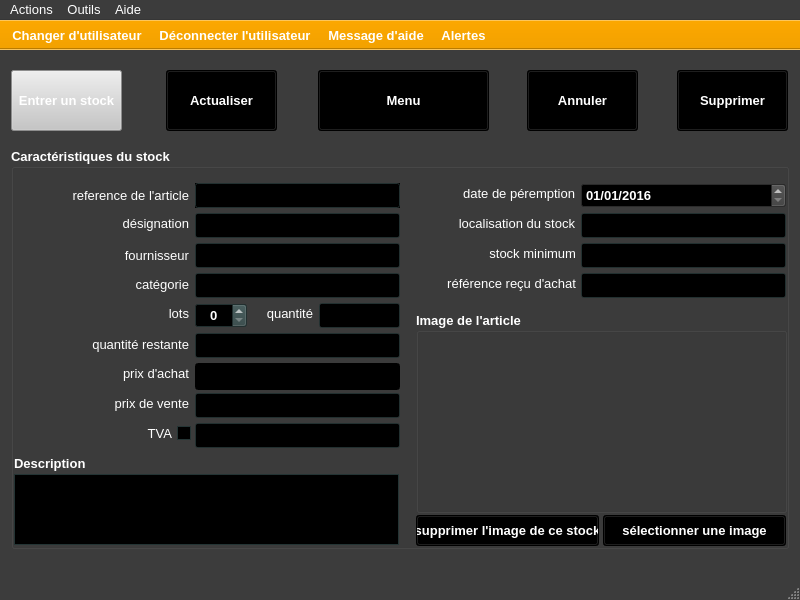
Qt form ui/yeroth-erp-modifier-window.ui (xnoumbissinoundou/yeroth-erp-3.0) before a commit.
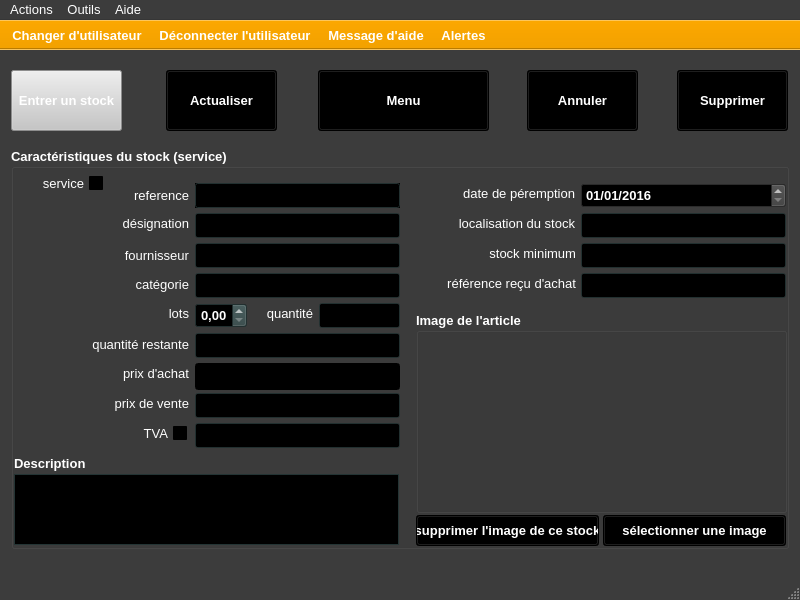
The same form after that commit. Icons and pictures are not drawn. Custom widgets are drawn as their Qt base class.

```diff
--- a/ui/yeroth-erp-modifier-window.ui
+++ b/ui/yeroth-erp-modifier-window.ui
@@ -3043,7 +3043,7 @@
      </font>
     </property>
     <property name="title">
-     <string>Caractéristiques du stock</string>
+     <string>Caractéristiques du stock (service)</string>
     </property>
     <widget class="YerothLineEdit" name="lineEdit_reference_produit">
      <property name="enabled">
@@ -3528,7 +3528,7 @@
       <enum>Qt::LeftToRight</enum>
      </property>
      <property name="text">
-      <string>reference de l'article</string>
+      <string>reference</string>
      </property>
      <property name="alignment">
       <set>Qt::AlignRight|Qt::AlignTrailing|Qt::AlignVCenter</set>
@@ -7401,7 +7401,7 @@
       <set>Qt::AlignCenter</set>
      </property>
      <property name="minimum">
-      <number>0</number>
+      <double>0.000000000000000</double>
      </property>
     </widget>
     <widget class="YerothLineEdit" name="lineEdit_quantite_restante">
@@ -8834,447 +8834,6 @@
       </font>
      </property>
     </widget>
-    <widget class="QCheckBox" name="checkBox_tva">
-     <property name="geometry">
-      <rect>
-       <x>5</x>
-       <y>275</y>
-       <width>175</width>
-       <height>21</height>
-      </rect>
-     </property>
-     <property name="palette">
-      <palette>
-       <active>
-        <colorrole role="WindowText">
-         <brush brushstyle="SolidPattern">
-          <color alpha="255">
-           <red>255</red>
-           <green>255</green>
-           <blue>255</blue>
-          </color>
-         </brush>
-        </colorrole>
-        <colorrole role="Button">
-         <brush brushstyle="SolidPattern">
-          <color alpha="255">
-           <red>47</red>
-           <green>67</green>
-           <blue>67</blue>
-          </color>
-         </brush>
-        </colorrole>
-        <colorrole role="Light">
-         <brush brushstyle="SolidPattern">
-          <color alpha="255">
-           <red>70</red>
-           <green>100</green>
-           <blue>100</blue>
-          </color>
-         </brush>
-        </colorrole>
-        <colorrole role="Midlight">
-         <brush brushstyle="SolidPattern">
-          <color alpha="255">
-           <red>58</red>
-           <green>83</green>
-           <blue>83</blue>
-          </color>
-         </brush>
-        </colorrole>
-        <colorrole role="Dark">
-         <brush brushstyle="SolidPattern">
-          <color alpha="255">
-           <red>23</red>
-           <green>33</green>
-           <blue>33</blue>
-          </color>
-         </brush>
-        </colorrole>
-        <colorrole role="Mid">
-         <brush brushstyle="SolidPattern">
-          <color alpha="255">
-           <red>31</red>
-           <green>44</green>
-           <blue>44</blue>
-          </color>
-         </brush>
-        </colorrole>
-        <colorrole role="Text">
-         <brush brushstyle="SolidPattern">
-          <color alpha="255">
-           <red>255</red>
-           <green>255</green>
-           <blue>255</blue>
-          </color>
-         </brush>
-        </colorrole>
-        <colorrole role="BrightText">
-         <brush brushstyle="SolidPattern">
-          <color alpha="255">
-           <red>255</red>
-           <green>255</green>
-           <blue>255</blue>
-          </color>
-         </brush>
-        </colorrole>
-        <colorrole role="ButtonText">
-         <brush brushstyle="SolidPattern">
-          <color alpha="255">
-           <red>255</red>
-           <green>255</green>
-           <blue>255</blue>
-          </color>
-         </brush>
-        </colorrole>
-        <colorrole role="Base">
-         <brush brushstyle="SolidPattern">
-          <color alpha="255">
-           <red>0</red>
-           <green>0</green>
-           <blue>0</blue>
-          </color>
-         </brush>
-        </colorrole>
-        <colorrole role="Window">
-         <brush brushstyle="SolidPattern">
-          <color alpha="255">
-           <red>47</red>
-           <green>67</green>
-           <blue>67</blue>
-          </color>
-         </brush>
-        </colorrole>
-        <colorrole role="Shadow">
-         <brush brushstyle="SolidPattern">
-          <color alpha="255">
-           <red>0</red>
-           <green>0</green>
-           <blue>0</blue>
-          </color>
-         </brush>
-        </colorrole>
-        <colorrole role="AlternateBase">
-         <brush brushstyle="SolidPattern">
-          <color alpha="255">
-           <red>23</red>
-           <green>33</green>
-           <blue>33</blue>
-          </color>
-         </brush>
-        </colorrole>
-        <colorrole role="ToolTipBase">
-         <brush brushstyle="SolidPattern">
-          <color alpha="255">
-           <red>255</red>
-           <green>255</green>
-           <blue>220</blue>
-          </color>
-         </brush>
-        </colorrole>
-        <colorrole role="ToolTipText">
-         <brush brushstyle="SolidPattern">
-          <color alpha="255">
-           <red>0</red>
-           <green>0</green>
-           <blue>0</blue>
-          </color>
-         </brush>
-        </colorrole>
-       </active>
-       <inactive>
-        <colorrole role="WindowText">
-         <brush brushstyle="SolidPattern">
-          <color alpha="255">
-           <red>255</red>
-           <green>255</green>
-           <blue>255</blue>
-          </color>
-         </brush>
-        </colorrole>
-        <colorrole role="Button">
-         <brush brushstyle="SolidPattern">
-          <color alpha="255">
-           <red>47</red>
-           <green>67</green>
-           <blue>67</blue>
-          </color>
-         </brush>
-        </colorrole>
-        <colorrole role="Light">
-         <brush brushstyle="SolidPattern">
-          <color alpha="255">
-           <red>70</red>
-           <green>100</green>
-           <blue>100</blue>
-          </color>
-         </brush>
-        </colorrole>
-        <colorrole role="Midlight">
-         <brush brushstyle="SolidPattern">
-          <color alpha="255">
-           <red>58</red>
-           <green>83</green>
-           <blue>83</blue>
-          </color>
-         </brush>
-        </colorrole>
-        <colorrole role="Dark">
-         <brush brushstyle="SolidPattern">
-          <color alpha="255">
-           <red>23</red>
-           <green>33</green>
-           <blue>33</blue>
-          </color>
-         </brush>
-        </colorrole>
-        <colorrole role="Mid">
-         <brush brushstyle="SolidPattern">
-          <color alpha="255">
-           <red>31</red>
-           <green>44</green>
-           <blue>44</blue>
-          </color>
-         </brush>
-        </colorrole>
-        <colorrole role="Text">
-         <brush brushstyle="SolidPattern">
-          <color alpha="255">
-           <red>255</red>
-           <green>255</green>
-           <blue>255</blue>
-          </color>
-         </brush>
-        </colorrole>
-        <colorrole role="BrightText">
-         <brush brushstyle="SolidPattern">
-          <color alpha="255">
-           <red>255</red>
-           <green>255</green>
-           <blue>255</blue>
-          </color>
-         </brush>
-        </colorrole>
-        <colorrole role="ButtonText">
-         <brush brushstyle="SolidPattern">
-          <color alpha="255">
-           <red>255</red>
-           <green>255</green>
-           <blue>255</blue>
-          </color>
-         </brush>
-        </colorrole>
-        <colorrole role="Base">
-         <brush brushstyle="SolidPattern">
-          <color alpha="255">
-           <red>0</red>
-           <green>0</green>
-           <blue>0</blue>
-          </color>
-         </brush>
-        </colorrole>
-        <colorrole role="Window">
-         <brush brushstyle="SolidPattern">
-          <color alpha="255">
-           <red>47</red>
-           <green>67</green>
-           <blue>67</blue>
-          </color>
-         </brush>
-        </colorrole>
-        <colorrole role="Shadow">
-         <brush brushstyle="SolidPattern">
-          <color alpha="255">
-           <red>0</red>
-           <green>0</green>
-           <blue>0</blue>
-          </color>
-         </brush>
-        </colorrole>
-        <colorrole role="AlternateBase">
-         <brush brushstyle="SolidPattern">
-          <color alpha="255">
-           <red>23</red>
-           <green>33</green>
-           <blue>33</blue>
-          </color>
-         </brush>
-        </colorrole>
-        <colorrole role="ToolTipBase">
-         <brush brushstyle="SolidPattern">
-          <color alpha="255">
-           <red>255</red>
-           <green>255</green>
-           <blue>220</blue>
-          </color>
-         </brush>
-        </colorrole>
-        <colorrole role="ToolTipText">
-         <brush brushstyle="SolidPattern">
-          <color alpha="255">
-           <red>0</red>
-           <green>0</green>
-           <blue>0</blue>
-          </color>
-         </brush>
-        </colorrole>
-       </inactive>
-       <disabled>
-        <colorrole role="WindowText">
-         <brush brushstyle="SolidPattern">
-          <color alpha="255">
-           <red>23</red>
-           <green>33</green>
-           <blue>33</blue>
-          </color>
-         </brush>
-        </colorrole>
-        <colorrole role="Button">
-         <brush brushstyle="SolidPattern">
-          <color alpha="255">
-           <red>47</red>
-           <green>67</green>
-           <blue>67</blue>
-          </color>
-         </brush>
-        </colorrole>
-        <colorrole role="Light">
-         <brush brushstyle="SolidPattern">
-          <color alpha="255">
-           <red>70</red>
-           <green>100</green>
-           <blue>100</blue>
-          </color>
-         </brush>
-        </colorrole>
-        <colorrole role="Midlight">
-         <brush brushstyle="SolidPattern">
-          <color alpha="255">
-           <red>58</red>
-           <green>83</green>
-           <blue>83</blue>
-          </color>
-         </brush>
-        </colorrole>
-        <colorrole role="Dark">
-         <brush brushstyle="SolidPattern">
-          <color alpha="255">
-           <red>23</red>
-           <green>33</green>
-           <blue>33</blue>
-          </color>
-         </brush>
-        </colorrole>
-        <colorrole role="Mid">
-         <brush brushstyle="SolidPattern">
-          <color alpha="255">
-           <red>31</red>
-           <green>44</green>
-           <blue>44</blue>
-          </color>
-         </brush>
-        </colorrole>
-        <colorrole role="Text">
-         <brush brushstyle="SolidPattern">
-          <color alpha="255">
-           <red>23</red>
-           <green>33</green>
-           <blue>33</blue>
-          </color>
-         </brush>
-        </colorrole>
-        <colorrole role="BrightText">
-         <brush brushstyle="SolidPattern">
-          <color alpha="255">
-           <red>255</red>
-           <green>255</green>
-           <blue>255</blue>
-          </color>
-         </brush>
-        </colorrole>
-        <colorrole role="ButtonText">
-         <brush brushstyle="SolidPattern">
-          <color alpha="255">
-           <red>23</red>
-           <green>33</green>
-           <blue>33</blue>
-          </color>
-         </brush>
-        </colorrole>
-        <colorrole role="Base">
-         <brush brushstyle="SolidPattern">
-          <color alpha="255">
-           <red>47</red>
-           <green>67</green>
-           <blue>67</blue>
-          </color>
-         </brush>
-        </colorrole>
-        <colorrole role="Window">
-         <brush brushstyle="SolidPattern">
-          <color alpha="255">
-           <red>47</red>
-           <green>67</green>
-           <blue>67</blue>
-          </color>
-         </brush>
-        </colorrole>
-        <colorrole role="Shadow">
-         <brush brushstyle="SolidPattern">
-          <color alpha="255">
-           <red>0</red>
-           <green>0</green>
-           <blue>0</blue>
-          </color>
-         </brush>
-        </colorrole>
-        <colorrole role="AlternateBase">
-         <brush brushstyle="SolidPattern">
-          <color alpha="255">
-           <red>47</red>
-           <green>67</green>
-           <blue>67</blue>
-          </color>
-         </brush>
-        </colorrole>
-        <colorrole role="ToolTipBase">
-         <brush brushstyle="SolidPattern">
-          <color alpha="255">
-           <red>255</red>
-           <green>255</green>
-           <blue>220</blue>
-          </color>
-         </brush>
-        </colorrole>
-        <colorrole role="ToolTipText">
-         <brush brushstyle="SolidPattern">
-          <color alpha="255">
-           <red>0</red>
-           <green>0</green>
-           <blue>0</blue>
-          </color>
-         </brush>
-        </colorrole>
-       </disabled>
-      </palette>
-     </property>
-     <property name="font">
-      <font>
-       <pointsize>10</pointsize>
-       <weight>50</weight>
-       <bold>false</bold>
-      </font>
-     </property>
-     <property name="focusPolicy">
-      <enum>Qt::StrongFocus</enum>
-     </property>
-     <property name="layoutDirection">
-      <enum>Qt::RightToLeft</enum>
-     </property>
-     <property name="text">
-      <string>TVA</string>
-     </property>
-    </widget>
     <widget class="YerothLineEdit" name="lineEdit_categorie_produit">
      <property name="enabled">
       <bool>true</bool>
@@ -11621,6 +11180,888 @@
       <set>Qt::AlignRight|Qt::AlignTrailing|Qt::AlignVCenter</set>
      </property>
     </widget>
+    <widget class="YerothERPQCheckBox" name="checkBox_service">
+     <property name="geometry">
+      <rect>
+       <x>5</x>
+       <y>25</y>
+       <width>87</width>
+       <height>21</height>
+      </rect>
+     </property>
+     <property name="palette">
+      <palette>
+       <active>
+        <colorrole role="WindowText">
+         <brush brushstyle="SolidPattern">
+          <color alpha="255">
+           <red>255</red>
+           <green>255</green>
+           <blue>255</blue>
+          </color>
+         </brush>
+        </colorrole>
+        <colorrole role="Button">
+         <brush brushstyle="SolidPattern">
+          <color alpha="255">
+           <red>0</red>
+           <green>0</green>
+           <blue>0</blue>
+          </color>
+         </brush>
+        </colorrole>
+        <colorrole role="Light">
+         <brush brushstyle="SolidPattern">
+          <color alpha="255">
+           <red>0</red>
+           <green>0</green>
+           <blue>0</blue>
+          </color>
+         </brush>
+        </colorrole>
+        <colorrole role="Midlight">
+         <brush brushstyle="SolidPattern">
+          <color alpha="255">
+           <red>0</red>
+           <green>0</green>
+           <blue>0</blue>
+          </color>
+         </brush>
+        </colorrole>
+        <colorrole role="Dark">
+         <brush brushstyle="SolidPattern">
+          <color alpha="255">
+           <red>0</red>
+           <green>0</green>
+           <blue>0</blue>
+          </color>
+         </brush>
+        </colorrole>
+        <colorrole role="Mid">
+         <brush brushstyle="SolidPattern">
+          <color alpha="255">
+           <red>0</red>
+           <green>0</green>
+           <blue>0</blue>
+          </color>
+         </brush>
+        </colorrole>
+        <colorrole role="Text">
+         <brush brushstyle="SolidPattern">
+          <color alpha="255">
+           <red>255</red>
+           <green>255</green>
+           <blue>255</blue>
+          </color>
+         </brush>
+        </colorrole>
+        <colorrole role="BrightText">
+         <brush brushstyle="SolidPattern">
+          <color alpha="255">
+           <red>255</red>
+           <green>255</green>
+           <blue>255</blue>
+          </color>
+         </brush>
+        </colorrole>
+        <colorrole role="ButtonText">
+         <brush brushstyle="SolidPattern">
+          <color alpha="255">
+           <red>255</red>
+           <green>255</green>
+           <blue>255</blue>
+          </color>
+         </brush>
+        </colorrole>
+        <colorrole role="Base">
+         <brush brushstyle="SolidPattern">
+          <color alpha="255">
+           <red>0</red>
+           <green>0</green>
+           <blue>0</blue>
+          </color>
+         </brush>
+        </colorrole>
+        <colorrole role="Window">
+         <brush brushstyle="SolidPattern">
+          <color alpha="255">
+           <red>0</red>
+           <green>0</green>
+           <blue>0</blue>
+          </color>
+         </brush>
+        </colorrole>
+        <colorrole role="Shadow">
+         <brush brushstyle="SolidPattern">
+          <color alpha="255">
+           <red>0</red>
+           <green>0</green>
+           <blue>0</blue>
+          </color>
+         </brush>
+        </colorrole>
+        <colorrole role="AlternateBase">
+         <brush brushstyle="SolidPattern">
+          <color alpha="255">
+           <red>0</red>
+           <green>0</green>
+           <blue>0</blue>
+          </color>
+         </brush>
+        </colorrole>
+        <colorrole role="ToolTipBase">
+         <brush brushstyle="SolidPattern">
+          <color alpha="255">
+           <red>255</red>
+           <green>255</green>
+           <blue>220</blue>
+          </color>
+         </brush>
+        </colorrole>
+        <colorrole role="ToolTipText">
+         <brush brushstyle="SolidPattern">
+          <color alpha="255">
+           <red>0</red>
+           <green>0</green>
+           <blue>0</blue>
+          </color>
+         </brush>
+        </colorrole>
+       </active>
+       <inactive>
+        <colorrole role="WindowText">
+         <brush brushstyle="SolidPattern">
+          <color alpha="255">
+           <red>255</red>
+           <green>255</green>
+           <blue>255</blue>
+          </color>
+         </brush>
+        </colorrole>
+        <colorrole role="Button">
+         <brush brushstyle="SolidPattern">
+          <color alpha="255">
+           <red>0</red>
+           <green>0</green>
+           <blue>0</blue>
+          </color>
+         </brush>
+        </colorrole>
+        <colorrole role="Light">
+         <brush brushstyle="SolidPattern">
+          <color alpha="255">
+           <red>0</red>
+           <green>0</green>
+           <blue>0</blue>
+          </color>
+         </brush>
+        </colorrole>
+        <colorrole role="Midlight">
+         <brush brushstyle="SolidPattern">
+          <color alpha="255">
+           <red>0</red>
+           <green>0</green>
+           <blue>0</blue>
+          </color>
+         </brush>
+        </colorrole>
+        <colorrole role="Dark">
+         <brush brushstyle="SolidPattern">
+          <color alpha="255">
+           <red>0</red>
+           <green>0</green>
+           <blue>0</blue>
+          </color>
+         </brush>
+        </colorrole>
+        <colorrole role="Mid">
+         <brush brushstyle="SolidPattern">
+          <color alpha="255">
+           <red>0</red>
+           <green>0</green>
+           <blue>0</blue>
+          </color>
+         </brush>
+        </colorrole>
+        <colorrole role="Text">
+         <brush brushstyle="SolidPattern">
+          <color alpha="255">
+           <red>255</red>
+           <green>255</green>
+           <blue>255</blue>
+          </color>
+         </brush>
+        </colorrole>
+        <colorrole role="BrightText">
+         <brush brushstyle="SolidPattern">
+          <color alpha="255">
+           <red>255</red>
+           <green>255</green>
+           <blue>255</blue>
+          </color>
+         </brush>
+        </colorrole>
+        <colorrole role="ButtonText">
+         <brush brushstyle="SolidPattern">
+          <color alpha="255">
+           <red>255</red>
+           <green>255</green>
+           <blue>255</blue>
+          </color>
+         </brush>
+        </colorrole>
+        <colorrole role="Base">
+         <brush brushstyle="SolidPattern">
+          <color alpha="255">
+           <red>0</red>
+           <green>0</green>
+           <blue>0</blue>
+          </color>
+         </brush>
+        </colorrole>
+        <colorrole role="Window">
+         <brush brushstyle="SolidPattern">
+          <color alpha="255">
+           <red>0</red>
+           <green>0</green>
+           <blue>0</blue>
+          </color>
+         </brush>
+        </colorrole>
+        <colorrole role="Shadow">
+         <brush brushstyle="SolidPattern">
+          <color alpha="255">
+           <red>0</red>
+           <green>0</green>
+           <blue>0</blue>
+          </color>
+         </brush>
+        </colorrole>
+        <colorrole role="AlternateBase">
+         <brush brushstyle="SolidPattern">
+          <color alpha="255">
+           <red>0</red>
+           <green>0</green>
+           <blue>0</blue>
+          </color>
+         </brush>
+        </colorrole>
+        <colorrole role="ToolTipBase">
+         <brush brushstyle="SolidPattern">
+          <color alpha="255">
+           <red>255</red>
+           <green>255</green>
+           <blue>220</blue>
+          </color>
+         </brush>
+        </colorrole>
+        <colorrole role="ToolTipText">
+         <brush brushstyle="SolidPattern">
+          <color alpha="255">
+           <red>0</red>
+           <green>0</green>
+           <blue>0</blue>
+          </color>
+         </brush>
+        </colorrole>
+       </inactive>
+       <disabled>
+        <colorrole role="WindowText">
+         <brush brushstyle="SolidPattern">
+          <color alpha="255">
+           <red>0</red>
+           <green>0</green>
+           <blue>0</blue>
+          </color>
+         </brush>
+        </colorrole>
+        <colorrole role="Button">
+         <brush brushstyle="SolidPattern">
+          <color alpha="255">
+           <red>0</red>
+           <green>0</green>
+           <blue>0</blue>
+          </color>
+         </brush>
+        </colorrole>
+        <colorrole role="Light">
+         <brush brushstyle="SolidPattern">
+          <color alpha="255">
+           <red>0</red>
+           <green>0</green>
+           <blue>0</blue>
+          </color>
+         </brush>
+        </colorrole>
+        <colorrole role="Midlight">
+         <brush brushstyle="SolidPattern">
+          <color alpha="255">
+           <red>0</red>
+           <green>0</green>
+           <blue>0</blue>
+          </color>
+         </brush>
+        </colorrole>
+        <colorrole role="Dark">
+         <brush brushstyle="SolidPattern">
+          <color alpha="255">
+           <red>0</red>
+           <green>0</green>
+           <blue>0</blue>
+          </color>
+         </brush>
+        </colorrole>
+        <colorrole role="Mid">
+         <brush brushstyle="SolidPattern">
+          <color alpha="255">
+           <red>0</red>
+           <green>0</green>
+           <blue>0</blue>
+          </color>
+         </brush>
+        </colorrole>
+        <colorrole role="Text">
+         <brush brushstyle="SolidPattern">
+          <color alpha="255">
+           <red>0</red>
+           <green>0</green>
+           <blue>0</blue>
+          </color>
+         </brush>
+        </colorrole>
+        <colorrole role="BrightText">
+         <brush brushstyle="SolidPattern">
+          <color alpha="255">
+           <red>255</red>
+           <green>255</green>
+           <blue>255</blue>
+          </color>
+         </brush>
+        </colorrole>
+        <colorrole role="ButtonText">
+         <brush brushstyle="SolidPattern">
+          <color alpha="255">
+           <red>0</red>
+           <green>0</green>
+           <blue>0</blue>
+          </color>
+         </brush>
+        </colorrole>
+        <colorrole role="Base">
+         <brush brushstyle="SolidPattern">
+          <color alpha="255">
+           <red>0</red>
+           <green>0</green>
+           <blue>0</blue>
+          </color>
+         </brush>
+        </colorrole>
+        <colorrole role="Window">
+         <brush brushstyle="SolidPattern">
+          <color alpha="255">
+           <red>0</red>
+           <green>0</green>
+           <blue>0</blue>
+          </color>
+         </brush>
+        </colorrole>
+        <colorrole role="Shadow">
+         <brush brushstyle="SolidPattern">
+          <color alpha="255">
+           <red>0</red>
+           <green>0</green>
+           <blue>0</blue>
+          </color>
+         </brush>
+        </colorrole>
+        <colorrole role="AlternateBase">
+         <brush brushstyle="SolidPattern">
+          <color alpha="255">
+           <red>0</red>
+           <green>0</green>
+           <blue>0</blue>
+          </color>
+         </brush>
+        </colorrole>
+        <colorrole role="ToolTipBase">
+         <brush brushstyle="SolidPattern">
+          <color alpha="255">
+           <red>255</red>
+           <green>255</green>
+           <blue>220</blue>
+          </color>
+         </brush>
+        </colorrole>
+        <colorrole role="ToolTipText">
+         <brush brushstyle="SolidPattern">
+          <color alpha="255">
+           <red>0</red>
+           <green>0</green>
+           <blue>0</blue>
+          </color>
+         </brush>
+        </colorrole>
+       </disabled>
+      </palette>
+     </property>
+     <property name="font">
+      <font>
+       <pointsize>10</pointsize>
+       <weight>50</weight>
+       <bold>false</bold>
+      </font>
+     </property>
+     <property name="focusPolicy">
+      <enum>Qt::StrongFocus</enum>
+     </property>
+     <property name="layoutDirection">
+      <enum>Qt::RightToLeft</enum>
+     </property>
+     <property name="text">
+      <string>service</string>
+     </property>
+    </widget>
+    <widget class="YerothERPQCheckBox" name="checkBox_tva">
+     <property name="geometry">
+      <rect>
+       <x>5</x>
+       <y>275</y>
+       <width>171</width>
+       <height>21</height>
+      </rect>
+     </property>
+     <property name="palette">
+      <palette>
+       <active>
+        <colorrole role="WindowText">
+         <brush brushstyle="SolidPattern">
+          <color alpha="255">
+           <red>255</red>
+           <green>255</green>
+           <blue>255</blue>
+          </color>
+         </brush>
+        </colorrole>
+        <colorrole role="Button">
+         <brush brushstyle="SolidPattern">
+          <color alpha="255">
+           <red>0</red>
+           <green>0</green>
+           <blue>0</blue>
+          </color>
+         </brush>
+        </colorrole>
+        <colorrole role="Light">
+         <brush brushstyle="SolidPattern">
+          <color alpha="255">
+           <red>0</red>
+           <green>0</green>
+           <blue>0</blue>
+          </color>
+         </brush>
+        </colorrole>
+        <colorrole role="Midlight">
+         <brush brushstyle="SolidPattern">
+          <color alpha="255">
+           <red>0</red>
+           <green>0</green>
+           <blue>0</blue>
+          </color>
+         </brush>
+        </colorrole>
+        <colorrole role="Dark">
+         <brush brushstyle="SolidPattern">
+          <color alpha="255">
+           <red>0</red>
+           <green>0</green>
+           <blue>0</blue>
+          </color>
+         </brush>
+        </colorrole>
+        <colorrole role="Mid">
+         <brush brushstyle="SolidPattern">
+          <color alpha="255">
+           <red>0</red>
+           <green>0</green>
+           <blue>0</blue>
+          </color>
+         </brush>
+        </colorrole>
+        <colorrole role="Text">
+         <brush brushstyle="SolidPattern">
+          <color alpha="255">
+           <red>255</red>
+           <green>255</green>
+           <blue>255</blue>
+          </color>
+         </brush>
+        </colorrole>
+        <colorrole role="BrightText">
+         <brush brushstyle="SolidPattern">
+          <color alpha="255">
+           <red>255</red>
+           <green>255</green>
+           <blue>255</blue>
+          </color>
+         </brush>
+        </colorrole>
+        <colorrole role="ButtonText">
+         <brush brushstyle="SolidPattern">
+          <color alpha="255">
+           <red>255</red>
+           <green>255</green>
+           <blue>255</blue>
+          </color>
+         </brush>
+        </colorrole>
+        <colorrole role="Base">
+         <brush brushstyle="SolidPattern">
+          <color alpha="255">
+           <red>0</red>
+           <green>0</green>
+           <blue>0</blue>
+          </color>
+         </brush>
+        </colorrole>
+        <colorrole role="Window">
+         <brush brushstyle="SolidPattern">
+          <color alpha="255">
+           <red>0</red>
+           <green>0</green>
+           <blue>0</blue>
+          </color>
+         </brush>
+        </colorrole>
+        <colorrole role="Shadow">
+         <brush brushstyle="SolidPattern">
+          <color alpha="255">
+           <red>0</red>
+           <green>0</green>
+           <blue>0</blue>
+          </color>
+         </brush>
+        </colorrole>
+        <colorrole role="AlternateBase">
+         <brush brushstyle="SolidPattern">
+          <color alpha="255">
+           <red>0</red>
+           <green>0</green>
+           <blue>0</blue>
+          </color>
+         </brush>
+        </colorrole>
+        <colorrole role="ToolTipBase">
+         <brush brushstyle="SolidPattern">
+          <color alpha="255">
+           <red>255</red>
+           <green>255</green>
+           <blue>220</blue>
+          </color>
+         </brush>
+        </colorrole>
+        <colorrole role="ToolTipText">
+         <brush brushstyle="SolidPattern">
+          <color alpha="255">
+           <red>0</red>
+           <green>0</green>
+           <blue>0</blue>
+          </color>
+         </brush>
+        </colorrole>
+       </active>
+       <inactive>
+        <colorrole role="WindowText">
+         <brush brushstyle="SolidPattern">
+          <color alpha="255">
+           <red>255</red>
+           <green>255</green>
+           <blue>255</blue>
+          </color>
+         </brush>
+        </colorrole>
+        <colorrole role="Button">
+         <brush brushstyle="SolidPattern">
+          <color alpha="255">
+           <red>0</red>
+           <green>0</green>
+           <blue>0</blue>
+          </color>
+         </brush>
+        </colorrole>
+        <colorrole role="Light">
+         <brush brushstyle="SolidPattern">
+          <color alpha="255">
+           <red>0</red>
+           <green>0</green>
+           <blue>0</blue>
+          </color>
+         </brush>
+        </colorrole>
+        <colorrole role="Midlight">
+         <brush brushstyle="SolidPattern">
+          <color alpha="255">
+           <red>0</red>
+           <green>0</green>
+           <blue>0</blue>
+          </color>
+         </brush>
+        </colorrole>
+        <colorrole role="Dark">
+         <brush brushstyle="SolidPattern">
+          <color alpha="255">
+           <red>0</red>
+           <green>0</green>
+           <blue>0</blue>
+          </color>
+         </brush>
+        </colorrole>
+        <colorrole role="Mid">
+         <brush brushstyle="SolidPattern">
+          <color alpha="255">
+           <red>0</red>
+           <green>0</green>
+           <blue>0</blue>
+          </color>
+         </brush>
+        </colorrole>
+        <colorrole role="Text">
+         <brush brushstyle="SolidPattern">
+          <color alpha="255">
+           <red>255</red>
+           <green>255</green>
+           <blue>255</blue>
+          </color>
+         </brush>
+        </colorrole>
+        <colorrole role="BrightText">
+         <brush brushstyle="SolidPattern">
+          <color alpha="255">
+           <red>255</red>
+           <green>255</green>
+           <blue>255</blue>
+          </color>
+         </brush>
+        </colorrole>
+        <colorrole role="ButtonText">
+         <brush brushstyle="SolidPattern">
+          <color alpha="255">
+           <red>255</red>
+           <green>255</green>
+           <blue>255</blue>
+          </color>
+         </brush>
+        </colorrole>
+        <colorrole role="Base">
+         <brush brushstyle="SolidPattern">
+          <color alpha="255">
+           <red>0</red>
+           <green>0</green>
+           <blue>0</blue>
+          </color>
+         </brush>
+        </colorrole>
+        <colorrole role="Window">
+         <brush brushstyle="SolidPattern">
+          <color alpha="255">
+           <red>0</red>
+           <green>0</green>
+           <blue>0</blue>
+          </color>
+         </brush>
+        </colorrole>
+        <colorrole role="Shadow">
+         <brush brushstyle="SolidPattern">
+          <color alpha="255">
+           <red>0</red>
+           <green>0</green>
+           <blue>0</blue>
+          </color>
+         </brush>
+        </colorrole>
+        <colorrole role="AlternateBase">
+         <brush brushstyle="SolidPattern">
+          <color alpha="255">
+           <red>0</red>
+           <green>0</green>
+           <blue>0</blue>
+          </color>
+         </brush>
+        </colorrole>
+        <colorrole role="ToolTipBase">
+         <brush brushstyle="SolidPattern">
+          <color alpha="255">
+           <red>255</red>
+           <green>255</green>
+           <blue>220</blue>
+          </color>
+         </brush>
+        </colorrole>
+        <colorrole role="ToolTipText">
+         <brush brushstyle="SolidPattern">
+          <color alpha="255">
+           <red>0</red>
+           <green>0</green>
+           <blue>0</blue>
+          </color>
+         </brush>
+        </colorrole>
+       </inactive>
+       <disabled>
+        <colorrole role="WindowText">
+         <brush brushstyle="SolidPattern">
+          <color alpha="255">
+           <red>0</red>
+           <green>0</green>
+           <blue>0</blue>
+          </color>
+         </brush>
+        </colorrole>
+        <colorrole role="Button">
+         <brush brushstyle="SolidPattern">
+          <color alpha="255">
+           <red>0</red>
+           <green>0</green>
+           <blue>0</blue>
+          </color>
+         </brush>
+        </colorrole>
+        <colorrole role="Light">
+         <brush brushstyle="SolidPattern">
+          <color alpha="255">
+           <red>0</red>
+           <green>0</green>
+           <blue>0</blue>
+          </color>
+         </brush>
+        </colorrole>
+        <colorrole role="Midlight">
+         <brush brushstyle="SolidPattern">
+          <color alpha="255">
+           <red>0</red>
+           <green>0</green>
+           <blue>0</blue>
+          </color>
+         </brush>
+        </colorrole>
+        <colorrole role="Dark">
+         <brush brushstyle="SolidPattern">
+          <color alpha="255">
+           <red>0</red>
+           <green>0</green>
+           <blue>0</blue>
+          </color>
+         </brush>
+        </colorrole>
+        <colorrole role="Mid">
+         <brush brushstyle="SolidPattern">
+          <color alpha="255">
+           <red>0</red>
+           <green>0</green>
+           <blue>0</blue>
+          </color>
+         </brush>
+        </colorrole>
+        <colorrole role="Text">
+         <brush brushstyle="SolidPattern">
+          <color alpha="255">
+           <red>0</red>
+           <green>0</green>
+           <blue>0</blue>
+          </color>
+         </brush>
+        </colorrole>
+        <colorrole role="BrightText">
+         <brush brushstyle="SolidPattern">
+          <color alpha="255">
+           <red>255</red>
+           <green>255</green>
+           <blue>255</blue>
+          </color>
+         </brush>
+        </colorrole>
+        <colorrole role="ButtonText">
+         <brush brushstyle="SolidPattern">
+          <color alpha="255">
+           <red>0</red>
+           <green>0</green>
+           <blue>0</blue>
+          </color>
+         </brush>
+        </colorrole>
+        <colorrole role="Base">
+         <brush brushstyle="SolidPattern">
+          <color alpha="255">
+           <red>0</red>
+           <green>0</green>
+           <blue>0</blue>
+          </color>
+         </brush>
+        </colorrole>
+        <colorrole role="Window">
+         <brush brushstyle="SolidPattern">
+          <color alpha="255">
+           <red>0</red>
+           <green>0</green>
+           <blue>0</blue>
+          </color>
+         </brush>
+        </colorrole>
+        <colorrole role="Shadow">
+         <brush brushstyle="SolidPattern">
+          <color alpha="255">
+           <red>0</red>
+           <green>0</green>
+           <blue>0</blue>
+          </color>
+         </brush>
+        </colorrole>
+        <colorrole role="AlternateBase">
+         <brush brushstyle="SolidPattern">
+          <color alpha="255">
+           <red>0</red>
+           <green>0</green>
+           <blue>0</blue>
+          </color>
+         </brush>
+        </colorrole>
+        <colorrole role="ToolTipBase">
+         <brush brushstyle="SolidPattern">
+          <color alpha="255">
+           <red>255</red>
+           <green>255</green>
+           <blue>220</blue>
+          </color>
+         </brush>
+        </colorrole>
+        <colorrole role="ToolTipText">
+         <brush brushstyle="SolidPattern">
+          <color alpha="255">
+           <red>0</red>
+           <green>0</green>
+           <blue>0</blue>
+          </color>
+         </brush>
+        </colorrole>
+       </disabled>
+      </palette>
+     </property>
+     <property name="font">
+      <font>
+       <pointsize>10</pointsize>
+       <weight>50</weight>
+       <bold>false</bold>
+      </font>
+     </property>
+     <property name="focusPolicy">
+      <enum>Qt::StrongFocus</enum>
+     </property>
+     <property name="layoutDirection">
+      <enum>Qt::RightToLeft</enum>
+     </property>
+     <property name="text">
+      <string>TVA</string>
+     </property>
+    </widget>
    </widget>
   </widget>
   <widget class="QMenuBar" name="menubar_modifierWindow">
@@ -13616,9 +14057,14 @@
    <extends>QTextEdit</extends>
    <header>src/widgets/yeroth-erp-text-edit.hpp</header>
   </customwidget>
+  <customwidget>
+   <class>YerothERPQCheckBox</class>
+   <extends>QCheckBox</extends>
+   <header>src/widgets/yeroth-erp-qcheckbox.hpp</header>
+  </customwidget>
   <customwidget>
    <class>YerothSpinBox</class>
-   <extends>QSpinBox</extends>
+   <extends>QDoubleSpinBox</extends>
    <header>src/widgets/yeroth-erp-spinbox.hpp</header>
   </customwidget>
  </customwidgets>
```
Left out of the diff: 5 changed lines with no effect on the pictures.
